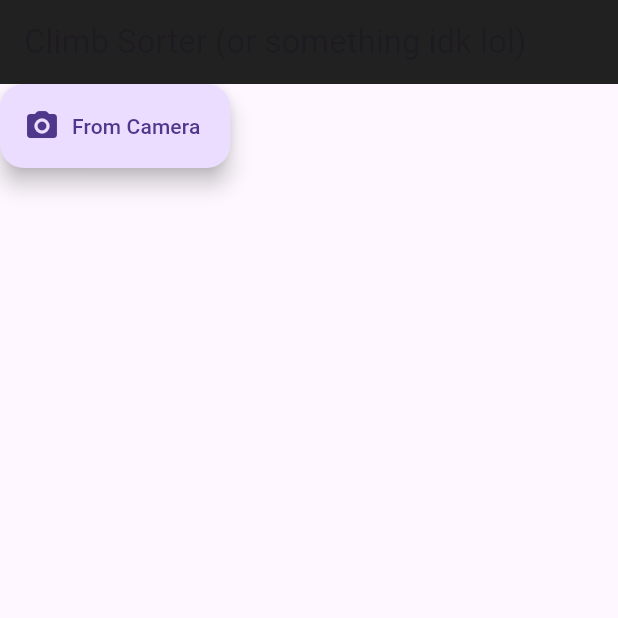
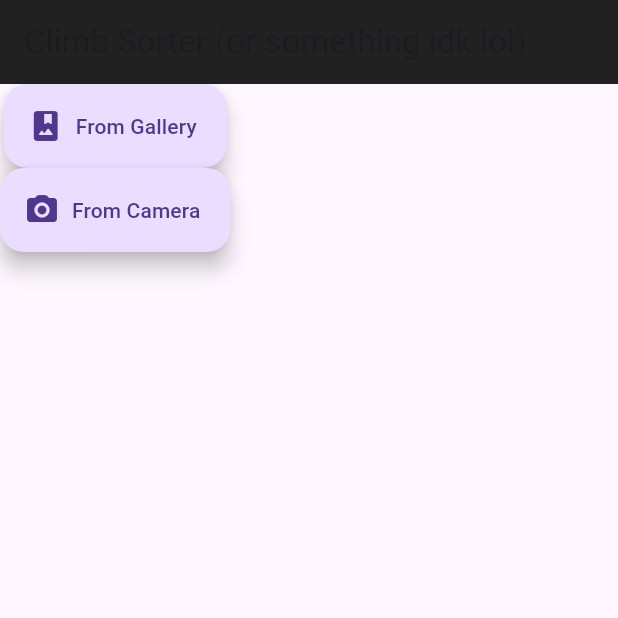
Before and after one commit to londonwafflez/ClimbingApp, a Flutter app: the screen it shows after launch, on a phone screen of 412 x 824 dp, the top half of it. Run offline on Flutter 3.47's test engine with Material 3 defaults, Android fonts, the phone set to English and light mode, and no system bars; our stand-ins replace image_picker.

Commit message:
V 0.2
Continued working on the image inputting functionality
- separated the app into three files (two screens, one main file)
- Can now upload an image from the gallery and from the camera
- Image is passed to a new screen that displays the image

```diff
--- /dev/null
+++ b/lib/analyzing_screen.dart
@@ -0,0 +1,29 @@
+import 'dart:io';
+import 'package:flutter/material.dart';
+
+class AnalyzingScreen extends StatefulWidget {
+  final File img;
+  const AnalyzingScreen({
+    super.key,
+    required this.img
+  });
+
+  @override
+  State<AnalyzingScreen> createState() => _AnalyzingScreenState();
+}
+
+class _AnalyzingScreenState extends State<AnalyzingScreen> {
+  @override
+  Widget build(BuildContext context) {
+    return  MaterialApp(
+      home: Scaffold(
+        body: Column(
+          children:[
+            Image.file(widget.img),
+          ]
+
+        )
+      )
+    );
+  }
+}
--- /dev/null
+++ b/lib/input_screen.dart
@@ -0,0 +1,59 @@
+import 'dart:io';
+import 'package:climbingapp/analyzing_screen.dart';
+import 'package:flutter/material.dart';
+import 'package:image_picker/image_picker.dart';
+
+class InputScreen extends StatefulWidget {
+  const InputScreen({super.key});
+
+  @override
+  State<InputScreen> createState() => _InputScreenState();
+}
+
+class _InputScreenState extends State<InputScreen> {
+  File? image;
+
+  Future pickImage(ImageSource source) async{ //function that deals with selecting an image
+    final pickedImage = await ImagePicker().pickImage(source: source);
+    if (pickedImage ==null) return;
+    final imageTemporary = File(pickedImage.path);
+    setState(() {
+      image = imageTemporary;
+      if (image!=null){
+        Navigator.push( //switch screens
+          context,
+          MaterialPageRoute(builder: (context)=> AnalyzingScreen(
+            img: image!
+            )
+          )
+        );
+      }
+    });
+
+  }
+  // This widget is the root of your application.
+  @override
+  Widget build(BuildContext context) {
+    return MaterialApp(
+     home: Scaffold(
+        appBar: AppBar(backgroundColor: Colors.black87, title: const Text("Climb Sorter (or something idk lol)")),
+        body: Column(
+          children: [
+            FloatingActionButton.extended(onPressed: (){ //"From Gallery" button
+              pickImage(ImageSource.gallery);
+            },
+            label: const Text("From Gallery"),
+            icon: const Icon(Icons.photo_album_rounded)
+            ),
+
+            FloatingActionButton.extended(onPressed: (){//"From Camera" button
+              pickImage(ImageSource.camera); //call pickimage method to get image from gallery
+            }, label: const Text("From Camera"),
+            icon: const Icon(Icons.camera_alt_rounded)
+            ),
+          ]
+        )
+     ),
+      );
+  }
+}
```
Also changed, not shown: lib/main.dart (+4 -118 lines).
